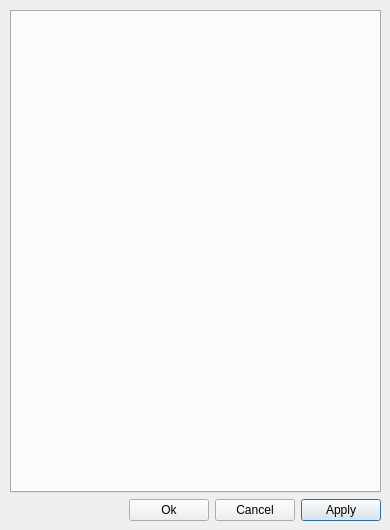
Above: qt/python/mantidqt/widgets/plotconfigdialog/plot_config_dialog.ui from mantidproject/mantid before the change. Below: the same form after it.
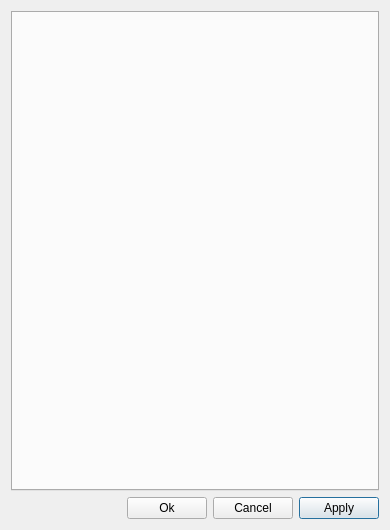
That is the form after the change.

Diff of the .ui file:
```diff
--- a/qt/python/mantidqt/widgets/plotconfigdialog/plot_config_dialog.ui
+++ b/qt/python/mantidqt/widgets/plotconfigdialog/plot_config_dialog.ui
@@ -10,12 +10,6 @@
     <height>530</height>
    </rect>
   </property>
-  <property name="sizePolicy">
-   <sizepolicy hsizetype="Fixed" vsizetype="Fixed">
-    <horstretch>0</horstretch>
-    <verstretch>0</verstretch>
-   </sizepolicy>
-  </property>
   <property name="minimumSize">
    <size>
     <width>390</width>
@@ -34,15 +28,8 @@
   <property name="sizeGripEnabled">
    <bool>false</bool>
   </property>
-  <widget class="QWidget" name="layoutWidget">
-   <property name="geometry">
-    <rect>
-     <x>10</x>
-     <y>10</y>
-     <width>371</width>
-     <height>511</height>
-    </rect>
-   </property>
+  <layout class="QVBoxLayout" name="verticalLayout">
+   <item>
    <layout class="QVBoxLayout" name="main_v_layout">
     <item>
      <widget class="QTabWidget" name="main_tab_widget">
@@ -99,7 +86,8 @@
      </layout>
     </item>
    </layout>
-  </widget>
+   </item>
+  </layout>
  </widget>
  <resources/>
  <connections/>
```
Lines whose indentation alone changed are shown as unchanged.
